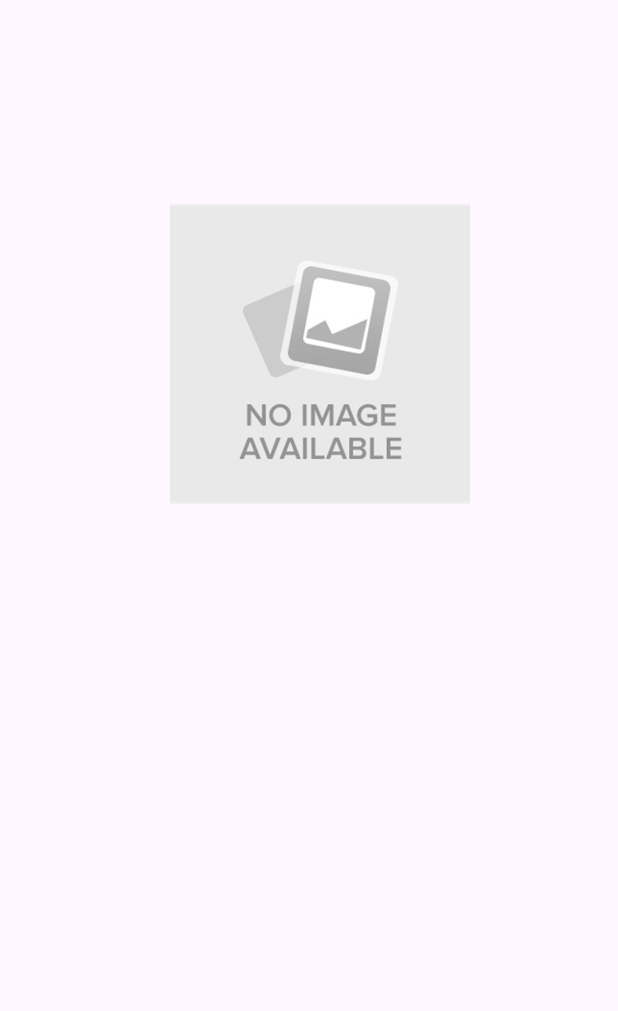
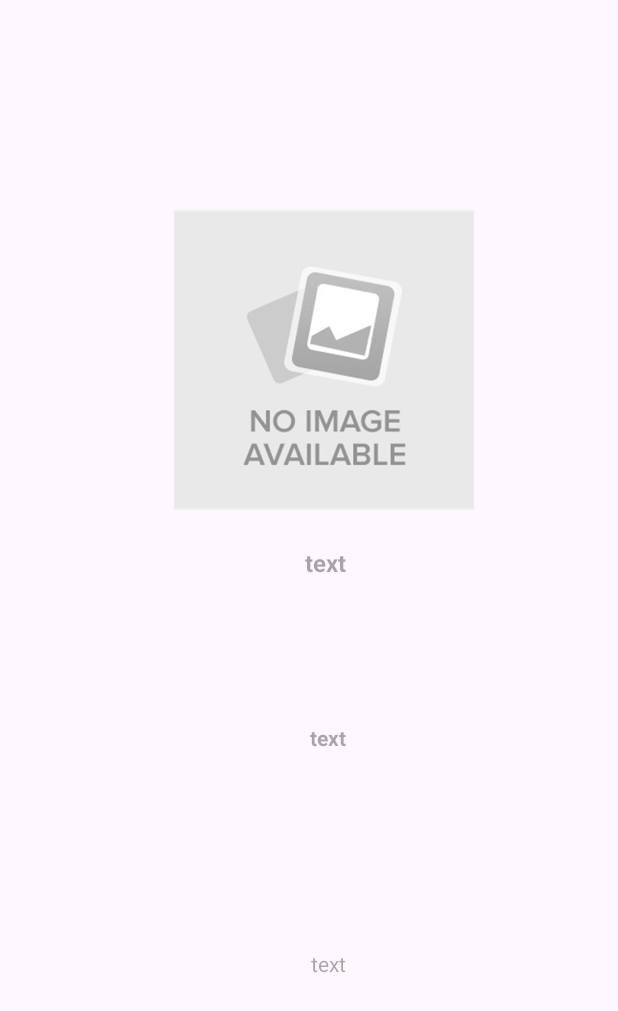
Before and after one commit to Dan920-Dev/BandaTrackerP1-PDM, an Android app: the fragment BandInfoFragment shown on its own in the app's theme, on a phone screen of 412 x 824 dp. Shown: the top 1011 px of the screen. Run offline under Robolectric (Android 15) with nearby library versions, the phone set to English and light mode, and no system bars; our stand-ins replace data binding.

Commit message:
Add navigation and config views

```diff
--- a/app/src/main/java/com/jder00138218/bandastracker/BandInfoFragment.kt
+++ b/app/src/main/java/com/jder00138218/bandastracker/BandInfoFragment.kt
@@ -5,55 +5,40 @@ import androidx.fragment.app.Fragment
 import android.view.LayoutInflater
 import android.view.View
 import android.view.ViewGroup
+import androidx.fragment.app.activityViewModels
+import com.jder00138218.bandastracker.databinding.FragmentBandInfoBinding
+import com.jder00138218.bandastracker.ui.viewmodel.BandViewModel
 
-// TODO: Rename parameter arguments, choose names that match
-// the fragment initialization parameters, e.g. ARG_ITEM_NUMBER
-private const val ARG_PARAM1 = "param1"
-private const val ARG_PARAM2 = "param2"
+class BandInfoFragment : Fragment() {
 
-/**
- * A simple [Fragment] subclass.
- * Use the [BandInfoFragment.newInstance] factory method to
- * create an instance of this fragment.
- */
-class BandInfoFragment : Fragment() {
-    // TODO: Rename and change types of parameters
-    private var param1: String? = null
-    private var param2: String? = null
+    private lateinit var binding: FragmentBandInfoBinding
 
-    override fun onCreate(savedInstanceState: Bundle?) {
-        super.onCreate(savedInstanceState)
-        arguments?.let {
-            param1 = it.getString(ARG_PARAM1)
-            param2 = it.getString(ARG_PARAM2)
-        }
+    private val bandViewModel: BandViewModel by activityViewModels {
+        BandViewModel.Factory
     }
+
+
 
     override fun onCreateView(
         inflater: LayoutInflater, container: ViewGroup?,
         savedInstanceState: Bundle?
     ): View? {
-        // Inflate the layout for this fragment
-        return inflater.inflate(R.layout.fragment_band_info, container, false)
+        binding = FragmentBandInfoBinding.inflate(
+            inflater,
+            container,
+            false
+        )
+        return binding.root
     }
 
-    companion object {
-        /**
-         * Use this factory method to create a new instance of
-         * this fragment using the provided parameters.
-         *
-         * @param param1 Parameter 1.
-         * @param param2 Parameter 2.
-         * @return A new instance of fragment BandInfoFragment.
-         */
-        // TODO: Rename and change types and number of parameters
-        @JvmStatic
-        fun newInstance(param1: String, param2: String) =
-            BandInfoFragment().apply {
-                arguments = Bundle().apply {
-                    putString(ARG_PARAM1, param1)
-                    putString(ARG_PARAM2, param2)
-                }
-            }
+    override fun onViewCreated(view: View, savedInstanceState: Bundle?) {
+        super.onViewCreated(view, savedInstanceState)
+        setViewModel()
     }
+
+
+    private fun setViewModel(){
+        binding.viewmodel = bandViewModel
+    }
+
 }
--- a/app/src/main/res/layout/band_item.xml
+++ b/app/src/main/res/layout/band_item.xml
@@ -43,13 +43,12 @@
                     android:id="@+id/band_name_textView"
                     android:layout_width="wrap_content"
                     android:layout_height="wrap_content"
-                    android:layout_marginLeft="@dimen/min_gap"
                     android:text="Nombre de banda"
                     android:textColor="@color/black"
                     android:textSize="@dimen/medium_text_gap"
                     app:layout_constraintBottom_toBottomOf="parent"
                     app:layout_constraintEnd_toEndOf="parent"
-                    app:layout_constraintHorizontal_bias="0.106"
+                    app:layout_constraintHorizontal_bias="0.156"
                     app:layout_constraintStart_toEndOf="@+id/image_of_band"
                     app:layout_constraintTop_toTopOf="parent"
                     app:layout_constraintVertical_bias="0.223" />
--- a/app/src/main/res/layout/fragment_band_info.xml
+++ b/app/src/main/res/layout/fragment_band_info.xml
@@ -24,11 +24,11 @@
                 android:id="@+id/image_band_imageView"
                 android:layout_width="300dp"
                 android:layout_height="200dp"
+                android:layout_marginBottom="@dimen/max_gap"
                 android:src="@drawable/no_image_available"
-                android:layout_marginBottom="@dimen/max_gap"
                 app:layout_constraintBottom_toTopOf="@+id/name_band_textView"
                 app:layout_constraintEnd_toEndOf="@+id/name_band_textView"
-                app:layout_constraintHorizontal_bias="0.476"
+                app:layout_constraintHorizontal_bias="0.505"
                 app:layout_constraintStart_toStartOf="@+id/name_band_textView"
                 app:layout_constraintTop_toTopOf="parent"
                 app:layout_constraintVertical_bias="0.5"
@@ -38,36 +38,40 @@
                 android:id="@+id/name1_band_textView"
                 android:layout_width="wrap_content"
                 android:layout_height="wrap_content"
+                android:layout_marginTop="72dp"
+                android:hint="text"
                 android:text="@={viewmodel.genre}"
                 android:textStyle="bold"
-                android:layout_marginBottom="@dimen/max_gap"
                 app:layout_constraintBottom_toTopOf="@+id/musical_band_textView"
                 app:layout_constraintEnd_toEndOf="@+id/musical_band_textView"
+                app:layout_constraintHorizontal_bias="1.0"
                 app:layout_constraintStart_toStartOf="@+id/musical_band_textView"
-                app:layout_constraintTop_toBottomOf="@+id/name_band_textView"
-                app:layout_constraintVertical_bias="0.5" />
+                app:layout_constraintTop_toBottomOf="@+id/name_band_textView" />
 
             <TextView
                 android:id="@+id/musical_band_textView"
-                android:layout_width="match_parent"
+                android:layout_width="wrap_content"
                 android:layout_height="wrap_content"
+                android:layout_marginBottom="164dp"
+                android:hint="text"
                 android:text="@={viewmodel.musical}"
-                android:layout_marginBottom="@dimen/max_gap"
                 app:layout_constraintBottom_toBottomOf="parent"
-                app:layout_constraintTop_toBottomOf="@+id/name_band_textView"
-                app:layout_constraintVertical_bias="0.5"
-                tools:layout_editor_absoluteX="47dp" />
+                app:layout_constraintEnd_toEndOf="parent"
+                app:layout_constraintHorizontal_bias="0.534"
+                app:layout_constraintStart_toStartOf="parent" />
 
             <TextView
                 android:id="@+id/name_band_textView"
                 android:layout_width="wrap_content"
                 android:layout_height="wrap_content"
+                android:layout_marginBottom="@dimen/max_gap"
+                android:hint="text"
                 android:text="@={viewmodel.name}"
                 android:textSize="@dimen/medium_text_gap"
                 android:textStyle="bold"
-                android:layout_marginBottom="@dimen/max_gap"
                 app:layout_constraintBottom_toTopOf="@+id/name1_band_textView"
                 app:layout_constraintEnd_toEndOf="@+id/name1_band_textView"
+                app:layout_constraintHorizontal_bias="1.0"
                 app:layout_constraintStart_toStartOf="@+id/name1_band_textView"
                 app:layout_constraintTop_toBottomOf="@+id/image_band_imageView"
                 app:layout_constraintVertical_bias="0.5" />
```
Also changed, not shown: app/src/main/java/com/jder00138218/bandastracker/ListBandFragment.kt (+55 -39 lines), app/src/main/java/com/jder00138218/bandastracker/NewBandFragment.kt (+47 -36 lines), app/src/main/java/com/jder00138218/bandastracker/ui/viewmodel/BandViewModel.kt (+21 -2 lines), app/src/main/res/layout/activity_main.xml (+27 -4 lines), app/src/main/res/navigation/nav_graph.xml (added, +26 -0 lines).
